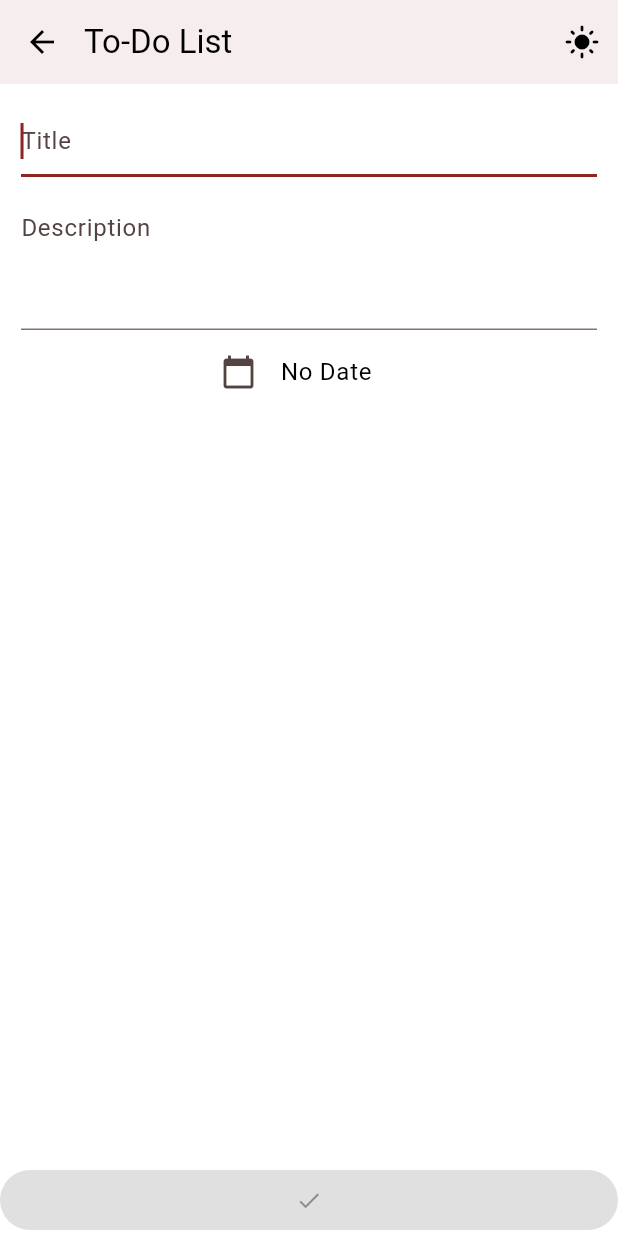
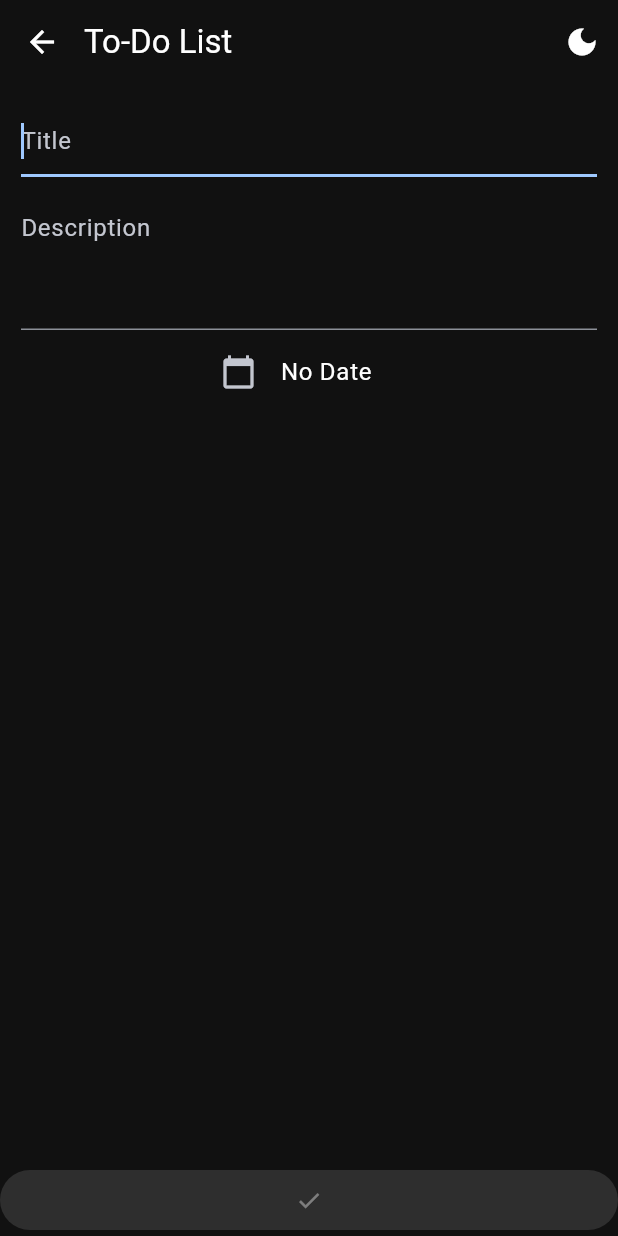
Before and after one commit to Alvarenga1/to-do-list, a Flutter app: the TaskScreen screen opened directly, after a tap on the "light mode" icon, on a phone screen of 412 x 824 dp. Run offline on Flutter 3.47's test engine with Material 2 defaults, Android fonts, the phone set to English and light mode, and no system bars; our stand-ins replace flex_color_scheme, flutter_riverpod; Roboto replaces fonts that are missing (Proxima Nova).

Commit message:
Fixed state

```diff
--- a/lib/main.dart
+++ b/lib/main.dart
@@ -8,14 +8,17 @@ void main() {
   runApp(const ProviderScope(child: MyApp()));
 }
 
-class MyApp extends StatelessWidget {
+class MyApp extends ConsumerWidget {
   const MyApp({Key? key}) : super(key: key);
+  static bool isDarkMode = false;
+  static var themeProvider = StateProvider((_) => isDarkMode, name: "theme");
+
   @override
-  Widget build(BuildContext context) {
+  Widget build(BuildContext context, WidgetRef ref) {
     return MaterialApp(
       title: 'To-Do List',
       debugShowCheckedModeBanner: false,
-      theme: lightTheme,
+      theme: ref.watch(themeProvider) ? darkTheme : lightTheme,
       home: const HomeScreen(),
     );
   }
--- a/lib/reusable_widgets/app_bar.dart
+++ b/lib/reusable_widgets/app_bar.dart
@@ -1,6 +1,10 @@
 import 'package:flutter/material.dart';
+import 'package:flutter_riverpod/flutter_riverpod.dart';
 
-class AppBarWrapper extends StatefulWidget implements PreferredSizeWidget {
+import '../main.dart';
+
+class AppBarWrapper extends ConsumerStatefulWidget
+    implements PreferredSizeWidget {
   final String title;
   const AppBarWrapper({
     Key? key,
@@ -13,7 +17,7 @@ class AppBarWrapper extends StatefulWidget implements PreferredSizeWidget {
   AppBarWrapperState createState() => AppBarWrapperState();
 }
 
-class AppBarWrapperState extends State<AppBarWrapper> {
+class AppBarWrapperState extends ConsumerState<AppBarWrapper> {
   @override
   Widget build(BuildContext context) {
     return AppBar(
@@ -27,7 +31,14 @@ class AppBarWrapperState extends State<AppBarWrapper> {
               overflow: TextOverflow.ellipsis,
             ),
           ),
-          IconButton(icon: const Icon(Icons.light_mode), onPressed: () {}),
+          IconButton(
+              icon: ref.watch(MyApp.themeProvider)
+                  ? const Icon(Icons.dark_mode)
+                  : const Icon(Icons.light_mode),
+              onPressed: () {
+                ref.read(MyApp.themeProvider.notifier).state =
+                    !ref.read(MyApp.themeProvider);
+              }),
         ]));
   }
 }
--- a/lib/screens/task_screen.dart
+++ b/lib/screens/task_screen.dart
@@ -32,7 +32,7 @@ class TaskScreenState extends ConsumerState<TaskScreen> {
               TextField(
                 controller: _titleController,
                 onChanged: (val) {
-                  ref.read(textProvider.state).state = val.isEmpty;
+                  ref.read(textProvider.notifier).state = val.isNotEmpty;
                 },
                 autofocus: true,
                 decoration: const InputDecoration(hintText: "Title"),
```
